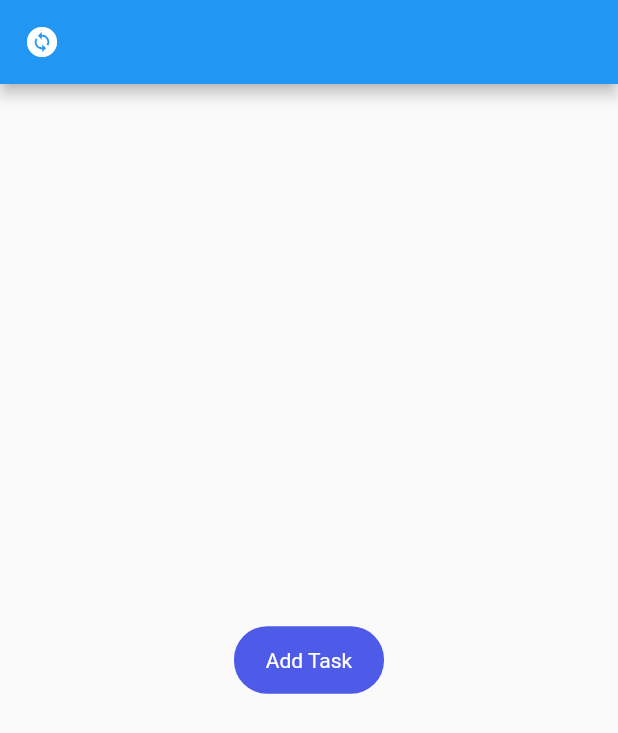
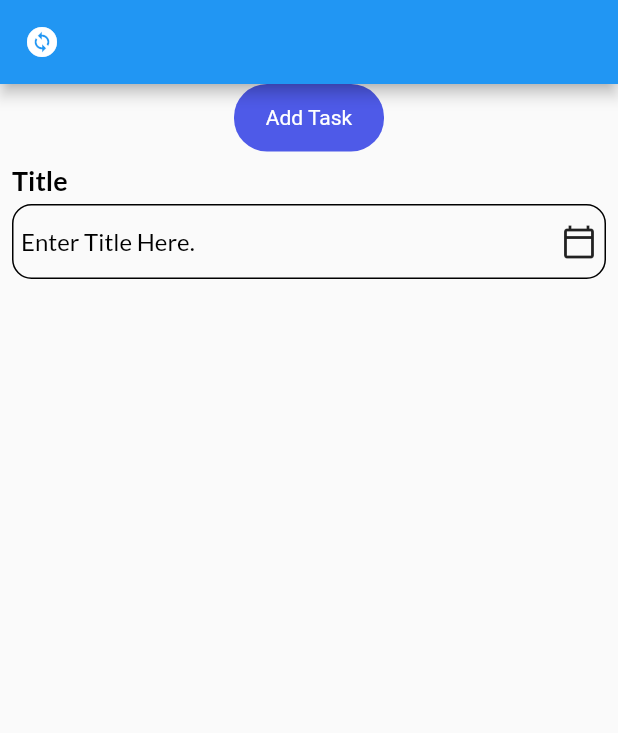
Before and after one commit to AbdArrahmanD/my_todo, a Flutter app: the screen it shows after launch, on a phone screen of 412 x 824 dp. Shown: the top 733 px of the screen. Run offline on Flutter 3.47's test engine with Material 2 defaults, Android fonts, the phone set to English and light mode, and no system bars; our stand-ins replace get, get_storage, google_fonts.

Commit message:
adding TextFormField and its decorations

```diff
--- a/lib/models/themes.dart
+++ b/lib/models/themes.dart
@@ -22,6 +22,7 @@ class Themes {
     backgroundColor: darkGreyClr,
     brightness: Brightness.dark,
   );
+}
 
 TextStyle get headingStyle {
   return GoogleFonts.lato(
@@ -57,7 +58,7 @@ class Themes {
   return GoogleFonts.lato(
     textStyle: TextStyle(
       fontSize: 16,
-        fontWeight: FontWeight.w400,
+      fontWeight: FontWeight.w500,
       color: Get.isDarkMode ? Colors.white : Colors.black,
     ),
   );
@@ -82,4 +83,3 @@ class Themes {
     ),
   );
 }
-}
--- a/lib/views/pages/home_page.dart
+++ b/lib/views/pages/home_page.dart
@@ -1,5 +1,6 @@
 import 'package:flutter/material.dart';
 import 'package:get/get.dart';
+import 'package:my_todo/views/widgets/input_field.dart';
 
 import '../../controllers/theme_controller.dart';
 import '../widgets/button.dart';
@@ -21,9 +22,18 @@ class HomePage extends StatelessWidget {
         ),
       ),
       body: Center(
-        child: MyButton(
-          label: 'Add Task',
-          onTap: () {},
+        child: Column(
+          children: [
+            MyButton(
+              label: 'Add Task',
+              onTap: () {},
+            ),
+            InputField(
+              title: 'Title',
+              hint: 'Enter Title Here.',
+              widget: const Icon(Icons.calendar_today_outlined),
+            )
+          ],
         ),
       ),
     );
--- /dev/null
+++ b/lib/views/widgets/input_field.dart
@@ -0,0 +1,60 @@
+import 'package:flutter/material.dart';
+import 'package:get/get.dart';
+import 'package:my_todo/models/themes.dart';
+
+class InputField extends StatelessWidget {
+  InputField({
+    Key? key,
+    required this.title,
+    required this.hint,
+    this.widget,
+  }) : super(key: key);
+
+  final String title;
+  final String hint;
+  final TextEditingController controller = TextEditingController();
+  final Widget? widget;
+
+  @override
+  Widget build(BuildContext context) {
+    return Container(
+      padding: const EdgeInsets.all(8.0),
+      child: Column(
+        crossAxisAlignment: CrossAxisAlignment.start,
+        mainAxisAlignment: MainAxisAlignment.start,
+        children: [
+          Text(title, style: titleStyle),
+          Container(
+            decoration: BoxDecoration(
+                borderRadius: BorderRadius.circular(13),
+                border: Border.all(
+                  width: 1,
+                  color: Get.isDarkMode ? Colors.white : Colors.black,
+                )),
+            margin: const EdgeInsets.only(top: 5),
+            padding: const EdgeInsets.symmetric(horizontal: 5),
+            child: Row(
+              children: [
+                Expanded(
+                  child: TextFormField(
+                    readOnly: widget != null ? true : false,
+                    autofocus: false,
+                    controller: controller,
+                    cursorColor:
+                        Get.isDarkMode ? Colors.grey[100] : Colors.grey[700],
+                    decoration: InputDecoration(
+                      border: InputBorder.none,
+                      hintText: hint,
+                      hintStyle: subTitleStyle,
+                    ),
+                  ),
+                ),
+                widget ?? Container(),
+              ],
+            ),
+          ),
+        ],
+      ),
+    );
+  }
+}
```
Lines whose indentation alone changed are shown as unchanged.
